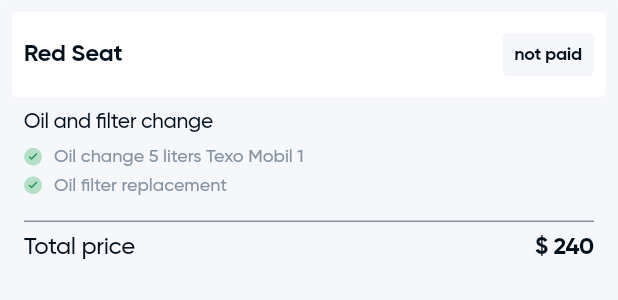
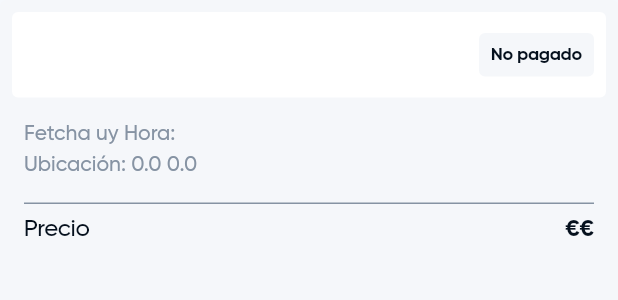
Before and after one commit to zzzSeMzzz/temp_pits_master, a Flutter app: the ActivityItem widget shown alone on an empty page, opened directly with empty values, on a phone screen of 412 x 824 dp. Shown: the top 300 px of the screen. Run offline on Flutter 3.47's test engine with Material 3 defaults, Android fonts, the light colour scheme and no system bars; our stand-ins replace another_flushbar, bloc, dio, dots_indicator, equatable, flutter_bloc and 12 more; missing offline and left inert: awesome_dio_interceptor; accounts and stored records are empty; project files that could hold a hidden picture were left out.

Commit message:
fix activity screen

```diff
--- a/lib/modules/calls/presentation/sections/activities/widgets/activity_item.dart
+++ b/lib/modules/calls/presentation/sections/activities/widgets/activity_item.dart
@@ -1,5 +1,6 @@
 import 'package:flutter/material.dart';
 import 'package:pits_app/assets/colors/colors.dart';
+import 'package:pits_app/core/data/extensions.dart';
 import 'package:pits_app/modules/alarm/data/model/alarm_model.dart';
 import 'package:pits_app/modules/calls/presentation/sections/activities/widgets/service_info.dart';
 
@@ -22,7 +23,7 @@ class ActivityItem extends StatelessWidget {
               child: Row(
                 children: [
                   Text(
-                    'Red Seat',
+                    activity.emergency ?? "Unknown emergency",
                     style: Theme.of(context)
                         .textTheme
                         .displayLarge!
@@ -35,7 +36,7 @@ class ActivityItem extends StatelessWidget {
                         color: fieldGrey),
                     padding: const EdgeInsets.all(8),
                     child: Text(
-                      'not paid',
+                      'No pagado',
                       style: Theme.of(context)
                           .textTheme
                           .displayLarge!
@@ -53,8 +54,9 @@ class ActivityItem extends StatelessWidget {
               child: Column(
                 crossAxisAlignment: CrossAxisAlignment.start,
                 children: [
+                  if(!activity.notes.isNullOrEmpty())
                   Text(
-                    'Oil and filter change',
+                    activity.notes ?? '',
                     style: Theme.of(context)
                         .textTheme
                         .displayLarge!
@@ -63,11 +65,11 @@ class ActivityItem extends StatelessWidget {
                   const SizedBox(
                     height: 8,
                   ),
-                  const ServiceInfo(name: 'Oil change 5 liters Texo Mobil 1'),
+                  ServiceInfo(name: 'Fetcha uy Hora: ${activity.timestamp}', iconVisible: false),
                   const SizedBox(
                     height: 4,
                   ),
-                  const ServiceInfo(name: 'Oil filter replacement'),
+                  ServiceInfo(name: 'Ubicación: ${activity.lat} ${activity.lon}', iconVisible: false),
                   const SizedBox(
                     height: 16,
                   ),
@@ -82,7 +84,7 @@ class ActivityItem extends StatelessWidget {
                   Row(
                     children: [
                       Text(
-                        'Total price',
+                        'Precio',
                         style: Theme.of(context)
                             .textTheme
                             .displayLarge!
@@ -91,7 +93,7 @@ class ActivityItem extends StatelessWidget {
                       ),
                       const Spacer(),
                       Text(
-                        '\$ 240',
+                        '€€',
                         style: Theme.of(context)
                             .textTheme
                             .displayLarge!
--- a/lib/modules/calls/presentation/sections/activities/widgets/service_info.dart
+++ b/lib/modules/calls/presentation/sections/activities/widgets/service_info.dart
@@ -4,17 +4,20 @@ import 'package:pits_app/assets/constants/app_icons.dart';
 
 class ServiceInfo extends StatelessWidget {
   final String name;
+  final bool iconVisible;
 
-  const ServiceInfo({required this.name, Key? key}) : super(key: key);
+  const ServiceInfo({required this.name, Key? key, required this.iconVisible}) : super(key: key);
 
   @override
   Widget build(BuildContext context) => Row(
         children: [
+          if(iconVisible)
           SvgPicture.asset(
             AppIcons.checkCircle,
             width: 12,
             height: 12,
           ),
+          if(iconVisible)
           const SizedBox(
             width: 8,
           ),
@@ -24,7 +27,7 @@ class ServiceInfo extends StatelessWidget {
               style: Theme.of(context)
                   .textTheme
                   .displaySmall!
-                  .copyWith(fontSize: 12, fontWeight: FontWeight.w400),
+                  .copyWith(fontSize: 14, fontWeight: FontWeight.w400),
             ),
           )
         ],
```
